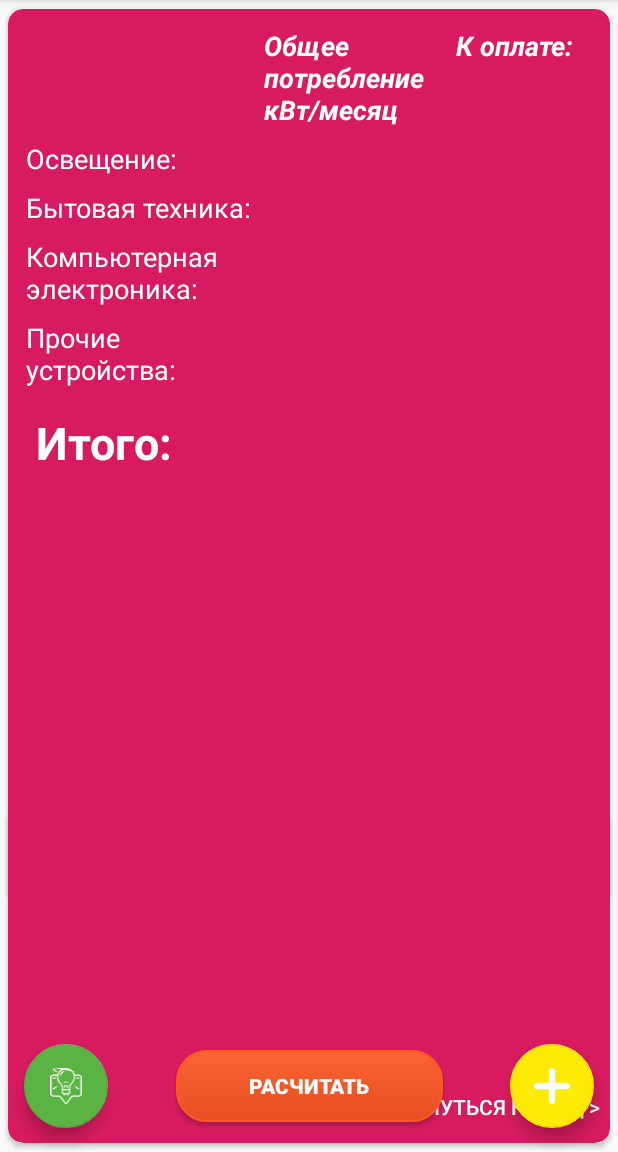
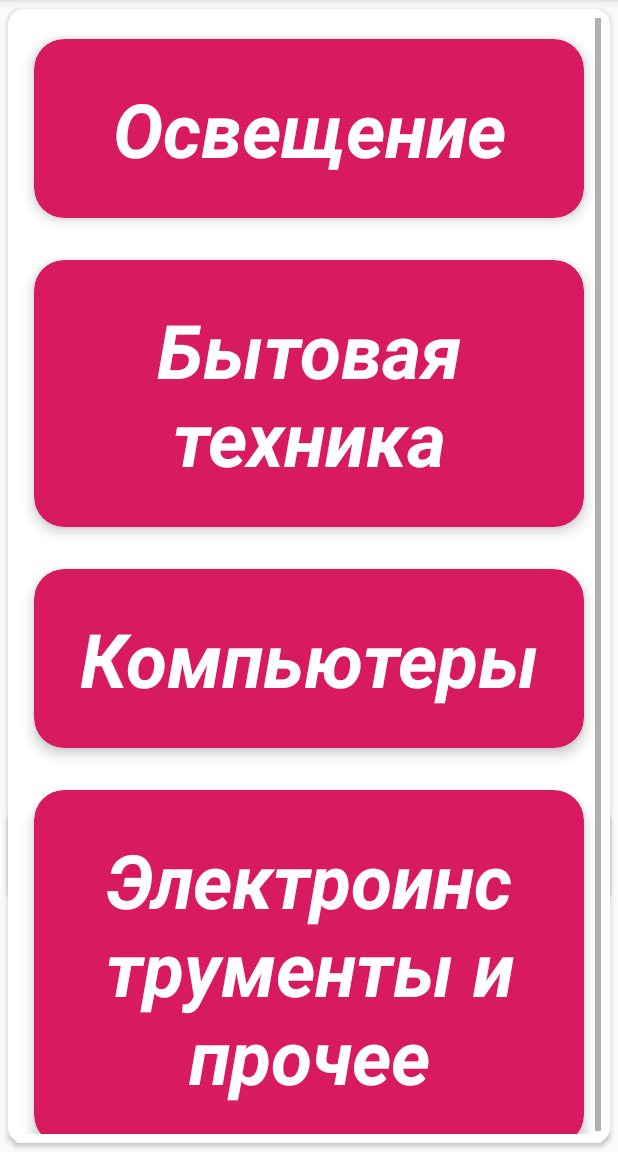
Before and after one commit to Grandman2003/Calce_app, an Android app: the fragment TipsFragment placed in its activity, in the options menu, after a tap on "Cменить режим", on a phone screen of 412 x 824 dp, the part 84-1236 px from its top. Run offline under Robolectric (Android 15) with nearby library versions, the light colour scheme and no system bars.

Commit message:
Time to>>>

```diff
--- a/app/src/main/java/com/example/electricitymeal/CardCounter.java
+++ b/app/src/main/java/com/example/electricitymeal/CardCounter.java
@@ -130,7 +130,8 @@ public class CardCounter extends Fragment {
                         cardView.setCardBackgroundColor(itemView.getResources().getColor(R.color.colorComputers));
                         del.setBackgroundColor(itemView.getResources().getColor(R.color.colorComputers));
                     }
-                    if (s[i].equals("электроинструменты") ||s[i].equals("электроинструмент")|| s[i].equals("power")||s[i].equals("электроинструменты,") ||s[i].equals("электроинструмент,")|| s[i].equals("power,")) {
+                    if (s[i].equals("электроинструменты") ||s[i].equals("электроинструмент")|| s[i].equals("power")||s[i].equals("электроинструменты,")
+                            ||s[i].equals("электроинструмент,")|| s[i].equals("power,")||s[i].equals("другое,")||s[i].equals("другое")) {
                         cardView.setCardBackgroundColor(itemView.getResources().getColor(R.color.colorTools));
                         del.setBackgroundColor(itemView.getResources().getColor(R.color.colorTools));
                 }
--- /dev/null
+++ b/app/src/main/java/com/example/electricitymeal/Elements.java
@@ -0,0 +1,137 @@
+package com.example.electricitymeal;
+
+import android.annotation.SuppressLint;
+import android.net.Uri;
+import android.os.Bundle;
+import android.util.Log;
+import android.view.LayoutInflater;
+import android.view.View;
+import android.view.ViewGroup;
+import android.widget.Button;
+import android.widget.EditText;
+import android.widget.ListView;
+import android.widget.SimpleAdapter;
+import android.widget.TextView;
+
+import androidx.annotation.NonNull;
+import androidx.annotation.Nullable;
+import androidx.appcompat.widget.Toolbar;
+import androidx.cardview.widget.CardView;
+import androidx.fragment.app.Fragment;
+import androidx.recyclerview.widget.RecyclerView;
+
+import com.google.android.material.floatingactionbutton.FloatingActionButton;
+
+import java.util.ArrayList;
+import java.util.HashMap;
+import java.util.LinkedList;
+import java.util.List;
+import java.util.Objects;
+
+public class Elements extends Fragment {
+    private Button backbutton;
+    private ListView listView;
+    public int state;
+    private SimpleAdapter simpleAdapter;
+    private Elements fragment;
+    // TODO: Rename and change types of parameters
+    private Toolbar toolbar;
+    private SovetsFragment.OnFragmentInteractionListener mListener;
+
+    public Elements() {
+        // Required empty public constructor
+    }
+
+    public void setFragment(Elements fragment) {
+        this.fragment = fragment;
+    }
+
+    /**
+     * Use this factory method to create a new instance of
+     * this fragment using the provided parameters.
+     *
+     * @return A new instance of fragment TipsFragment.
+     */
+    // TODO: Rename and change types and number of parameters
+    public static Elements newInstance() {
+        Elements fragment = new Elements();
+        fragment.setFragment(fragment);
+        Bundle args = new Bundle();
+        fragment.setArguments(args);
+        return fragment;
+    }
+
+    @SuppressLint("SetTextI18n")
+    @Override
+    public void onCreate(Bundle savedInstanceState) {
+        super.onCreate(savedInstanceState);
+
+    }
+
+    @Override
+    public View onCreateView(LayoutInflater inflater, ViewGroup container,
+                             Bundle savedInstanceState) {
+        // Inflate the layout for this fragment
+        return inflater.inflate(R.layout.elements_layout, container, false);
+    }
+
+    // TODO: Rename method, update argument and hook method into UI event
+    public void onButtonPressed(Uri uri) {
+        if (mListener != null) {
+            mListener.onFragmentInteraction(uri);
+        }
+    }
+    @SuppressLint("SetTextI18n")
+    @Override
+    public void onViewCreated(@NonNull final View view, @Nullable Bundle savedInstanceState) {
+        super.onViewCreated(view, savedInstanceState);
+        toolbar=(Toolbar)getActivity().findViewById(R.id.toolbar);
+        backbutton=(Button)view.findViewById(R.id.backbutton1);
+        LinkedList<Element> listBook=new LinkedList<Element>();
+        listBook.add(new Element("Освещение"));
+        listBook.add(new Element("Бытовая техника"));
+        listBook.add(new Element("Компьютеры"));
+        listBook.add(new Element("Электроинструменты и прочее"));
+        ArrayList<HashMap<String,Object>> sovetlist=new ArrayList<>();
+        HashMap<String,Object> map;
+        for(int i=0;i<listBook.size();i++){
+            map=new HashMap<String,Object>();
+            map.put("text",listBook.get(i).text);
+            sovetlist.add(map);
+            if(simpleAdapter!=null){
+                simpleAdapter.notifyDataSetChanged();
+            }
+            //sdb.execSQL("INSERT INTO"+ null+" " );
+            //sdb.insert(OpenHelper.DATABASE_TABLE,null,contents);
+        }
+        String id[]={"text"};
+        int to[]={R.id.element_text};
+
+        simpleAdapter=new SimpleAdapter(getContext(),sovetlist,R.layout.element,id,to);
+        simpleAdapter.notifyDataSetChanged();
+        listView=(ListView) Objects.requireNonNull(getView()).findViewById(R.id.elements_list);
+        listView.setAdapter(simpleAdapter);
+        listView.setDivider(null);
+        setRetainInstance(true);
+
+
+    }
+
+
+    public interface OnFragmentInteractionListener {
+        // TODO: Update argument type and name
+        void onFragmentInteraction(Uri uri);
+    }
+}
+
+
+
+
+
+
+class Element {
+    String text;
+    public Element(String text ) {
+        this.text = text;
+    }
+}
--- a/app/src/main/java/com/example/electricitymeal/MainActivity.java
+++ b/app/src/main/java/com/example/electricitymeal/MainActivity.java
@@ -59,7 +59,7 @@ public class MainActivity extends AppCompatActivity {
     private FloatingActionButton fab;
     private FloatingActionButton tips;
 
-
+    Elements elements;
     TipsFragment tipsFragment;
     SovetsFragment sovetsFragment;
     ResultFragment fragment;
@@ -70,6 +70,7 @@ public class MainActivity extends AppCompatActivity {
         fragment =ResultFragment.newInstance();
         sovetsFragment=SovetsFragment.newInstance();
         tipsFragment=TipsFragment.newInstance();;
+        elements=Elements.newInstance();
         setContentView(R.layout.activity_main);
         //Display display=getWindowManager().getDefaultDisplay();
        // Point size=new Point();
@@ -92,7 +93,7 @@ public class MainActivity extends AppCompatActivity {
 
 
 
-        Toast.makeText(this,"Чтобы добавить объект затрат нажмите на плюс",Toast.LENGTH_LONG).show();
+        Toast.makeText(this,"Для ознакомления с приложением нажмите на зелёную кнопку",Toast.LENGTH_LONG).show();
         fab = findViewById(R.id.fab);
         tips=findViewById(R.id.tips);
         fab.setOnClickListener(new View.OnClickListener() {
@@ -100,6 +101,7 @@ public class MainActivity extends AppCompatActivity {
             public void onClick(View view) {
                 button.setVisibility(View.VISIBLE);
                 FragmentManager fragmentManager=getSupportFragmentManager();
+                sovetsFragment.state=1;
                 FragmentTransaction fragmentTransaction=fragmentManager.beginTransaction();
                 if(findViewById(R.id.fragmentContainer)==null){
                 fragmentTransaction.add(R.id.fragmentContainer,fragment).commit();}
@@ -117,6 +119,7 @@ public class MainActivity extends AppCompatActivity {
             @Override
             public void onClick(View v) {
                 getSupportFragmentManager().beginTransaction().add(R.id.allres,sovetsFragment).commit();
+                toolbar.getMenu().getItem(1).setVisible(false);
                 fab.setVisibility(View.INVISIBLE);
                 tips.setVisibility(View.INVISIBLE);
                 button.setVisibility(View.INVISIBLE);
@@ -192,6 +195,11 @@ public class MainActivity extends AppCompatActivity {
         return true;
     }
 
+    public List<Informationcard> getItems() {
+        return items;
+    }
+
+
     @Override
     public boolean onOptionsItemSelected(MenuItem item) {
         // Handle action bar item clicks here. The action bar will
@@ -202,9 +210,27 @@ public class MainActivity extends AppCompatActivity {
         //noinspection SimplifiableIfStatement
         if (id == R.id.action_settings) {
             items.clear();
+            sovetsFragment.state=0;
             recyclerView.setAdapter(new CustomAdapter(items));
             //button.setClickable(false);
             getSupportFragmentManager().beginTransaction().remove(fragment).commit();
+            button.setVisibility(View.INVISIBLE);
+            return true;
+        }
+        if (id == R.id.change_settings) {
+            sovetsFragment.state=0;
+            fab.setClickable(false);
+            button.setClickable(false);
+            tips.setClickable(false);
+            tips.setVisibility(View.INVISIBLE);
+            fab.setVisibility(View.INVISIBLE);
+            button.setVisibility(View.INVISIBLE);
+            //button.setClickable(false);
+            if(findViewById(R.id.allres)==null){
+            getSupportFragmentManager().beginTransaction().add(R.id.allres,elements).commit();}
+            else{
+                getSupportFragmentManager().beginTransaction().replace(R.id.allres,elements).commit();
+            }
             button.setVisibility(View.INVISIBLE);
             return true;
         }
--- a/app/src/main/java/com/example/electricitymeal/SovetsFragment.java
+++ b/app/src/main/java/com/example/electricitymeal/SovetsFragment.java
@@ -26,6 +26,7 @@ import java.util.Objects;
 public class SovetsFragment extends Fragment {
     private Button backbutton;
     private ListView listView;
+    public int state;
     private SimpleAdapter simpleAdapter;
     private SovetsFragment fragment;
     // TODO: Rename and change types of parameters
@@ -120,8 +121,9 @@ public class SovetsFragment extends Fragment {
                 FloatingActionButton fab= Objects.requireNonNull(getActivity()).findViewById(R.id.fab);
                 FloatingActionButton tips= Objects.requireNonNull(getActivity()).findViewById(R.id.tips);
                 Button button=getActivity().findViewById(R.id.culc);
+                if(state==1){
                 button.setClickable(true);
-                button.setVisibility(View.VISIBLE);
+                button.setVisibility(View.VISIBLE);}
                 tips.setVisibility(View.VISIBLE);
                 fab.setClickable(true);
                 tips.setClickable(true);
--- /dev/null
+++ b/app/src/main/res/layout/element.xml
@@ -0,0 +1,33 @@
+<?xml version="1.0" encoding="utf-8"?>
+<androidx.cardview.widget.CardView xmlns:android="http://schemas.android.com/apk/res/android"
+    xmlns:app="http://schemas.android.com/apk/res-auto"
+    android:id="@+id/container"
+    android:layout_width="match_parent"
+    android:layout_height="wrap_content"
+    android:orientation="vertical"
+    app:cardBackgroundColor="@color/colorAccent"
+    app:cardCornerRadius="20dp"
+    app:cardElevation="5dp"
+    app:cardUseCompatPadding="true"
+    app:contentPadding="6dp">
+
+    <LinearLayout
+        android:layout_width="match_parent"
+        android:layout_height="match_parent"
+        android:orientation="vertical">
+
+
+        <TextView
+            android:id="@+id/element_text"
+            android:layout_width="match_parent"
+            android:layout_height="wrap_content"
+            android:layout_margin="10dp"
+            android:padding="10dp"
+            android:text="Освещение"
+            android:textAlignment="center"
+            android:textColor="#FFFFFF"
+            android:textSize="50dp"
+            android:textStyle="bold|italic" />
+    </LinearLayout>
+
+</androidx.cardview.widget.CardView>
--- /dev/null
+++ b/app/src/main/res/layout/elements_layout.xml
@@ -0,0 +1,30 @@
+<?xml version="1.0" encoding="utf-8"?>
+<androidx.cardview.widget.CardView xmlns:android="http://schemas.android.com/apk/res/android"
+xmlns:app="http://schemas.android.com/apk/res-auto"
+    xmlns:tools="http://schemas.android.com/tools"
+    android:id="@+id/container2"
+android:layout_width="match_parent"
+android:layout_height="match_parent"
+android:orientation="vertical"
+app:cardBackgroundColor="#FFFFFF"
+app:cardCornerRadius="10sp"
+app:cardUseCompatPadding="true">
+
+<LinearLayout
+    android:layout_width="match_parent"
+    android:layout_height="match_parent"
+    android:orientation="vertical">
+
+    <ListView
+        android:id="@+id/elements_list"
+        android:layout_width="match_parent"
+        android:layout_height="match_parent"
+        android:padding="6dp"
+        tools:listitem="@layout/element">
+
+    </ListView>
+
+</LinearLayout>
+
+
+</androidx.cardview.widget.CardView>
--- a/app/src/main/res/layout/fragment_sovets.xml
+++ b/app/src/main/res/layout/fragment_sovets.xml
@@ -16,6 +16,7 @@
         <ListView
             android:id="@+id/tipslist"
             android:layout_width="match_parent"
+            android:paddingBottom="50dp"
             android:layout_height="match_parent">
 
         </ListView>
--- a/app/src/main/res/layout/fragment_tips.xml
+++ b/app/src/main/res/layout/fragment_tips.xml
@@ -24,30 +24,30 @@
                 >
 
                 <Space
-                    android:layout_width="100dp"
+                    android:layout_width="49dp"
                     android:layout_height="match_parent"
                     android:layout_margin="4dp" />
 
                 <TextView
                     android:id="@+id/textView2"
                     android:layout_width="120dp"
-                    android:layout_height="wrap_content"
+                    android:layout_height="match_parent"
                     android:layout_margin="4dp"
-                    android:textStyle="bold|italic"
-                    android:text="Общее потребление кВт/месяц "
+                    android:text="Общее потребление кВт/день "
                     android:textColor="#FFFFFF"
-                    android:textSize="18dp" />
+                    android:textSize="18dp"
+                    android:textStyle="bold|italic" />
 
                 <TextView
                     android:id="@+id/textView3"
+                    android:layout_width="89dp"
+                    android:layout_height="match_parent"
                     android:layout_margin="4dp"
+                    android:text="К оплате (в рублях):"
+                    android:textColor="#FFFFFF"
                     android:textSize="18dp"
-                    android:textStyle="bold|italic"
-                    android:layout_width="match_parent"
-                    android:layout_height="match_parent"
-                    android:text="К оплате:"
 
-                    android:textColor="#FFFFFF" />
+                    android:textStyle="bold|italic" />
             </TableRow>
 
             <TableRow
```
Also changed, not shown: app/src/main/java/com/example/electricitymeal/TipsFragment.java (+73 -3 lines).
